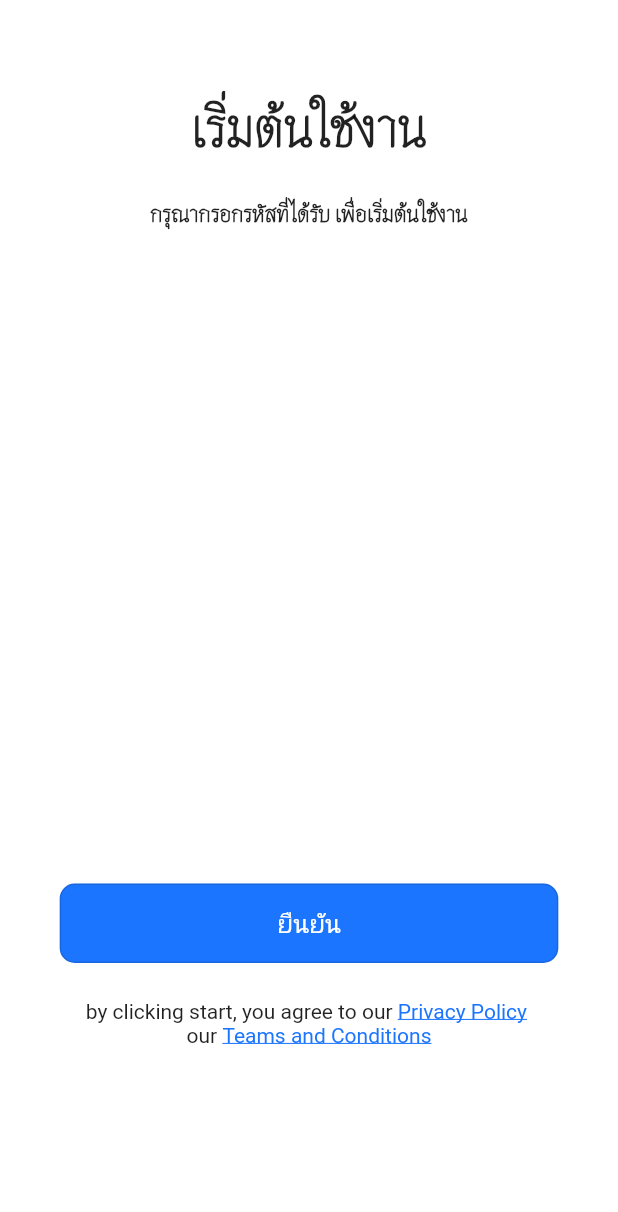
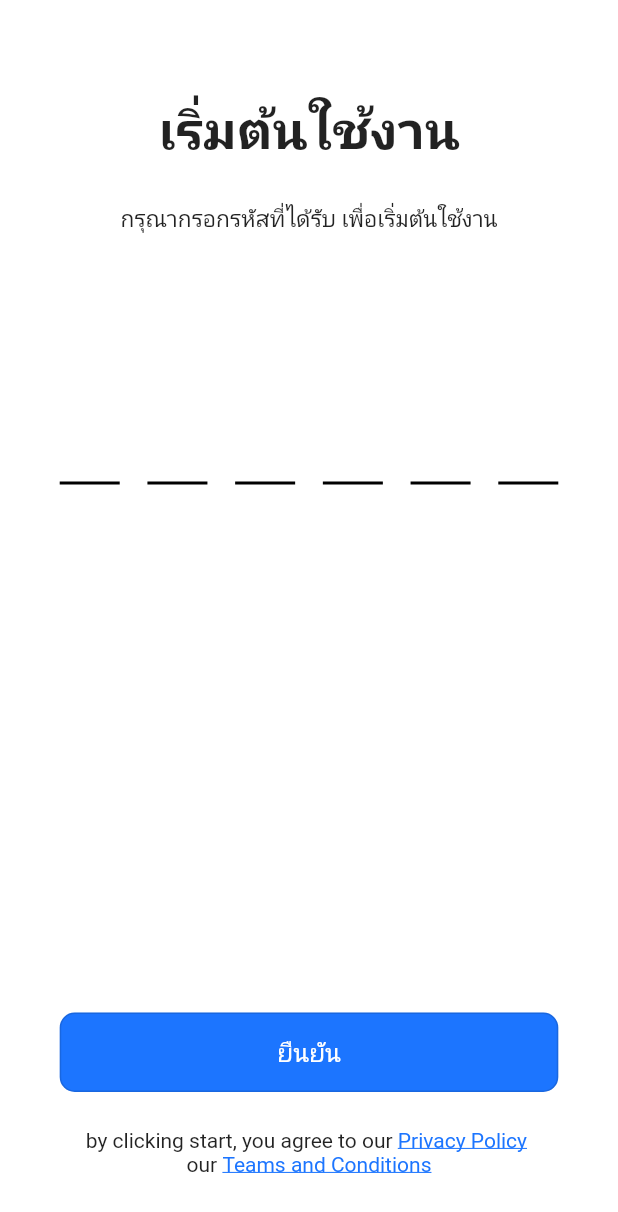
Before and after one commit to tirathawat/GANBANKING_MOBILE_APPLICATION, a Flutter app: the VerifyingNumberOnePage screen opened directly, on a phone screen of 412 x 824 dp. Shown: the top 1212 px of the screen. Run offline on Flutter 3.47's test engine with Material 2 defaults, Android fonts, the phone set to English and light mode, and no system bars; drawn by our look-alikes of pin_code_fields; our stand-ins replace flutter_svg, get, intl_phone_number_input.

Commit message:
fix ui pimo

```diff
--- a/lib/constants/assets.dart
+++ b/lib/constants/assets.dart
@@ -5,4 +5,5 @@ class Assets {
   static const PEOPLE = '$BASE_ICON/people.svg';
   static const BANK = '$BASE_ICON/bank.svg';
   static const SEARCH = '$BASE_ICON/search.svg';
+  static const SUCCESS_BACKGROUND = '$BASE_ICON/success_background.svg';
 }
--- a/lib/pages/receipt_page.dart
+++ b/lib/pages/receipt_page.dart
@@ -1,6 +1,7 @@
 import 'package:flutter/material.dart';
 import 'package:flutter_svg/flutter_svg.dart';
 import 'package:ganbanking/config/size.dart';
+import 'package:ganbanking/constants/assets.dart';
 import 'package:ganbanking/widgets/default_button.dart';
 
 class ReceiptPage extends StatelessWidget {
@@ -244,7 +245,7 @@ class ReceiptPage extends StatelessWidget {
       alignment: Alignment.center,
       children: [
         SvgPicture.asset(
-          'assets/icons/Ss.svg',
+          Assets.SUCCESS_BACKGROUND,
         ),
         Text(
           'สำเร็จ!',
--- a/lib/pages/splash_page.dart
+++ b/lib/pages/splash_page.dart
@@ -1,6 +1,9 @@
 import 'package:flutter/material.dart';
+import 'package:ganbanking/controllers/splash_controller.dart';
+import 'package:get/get.dart';
 
 class SplashPage extends StatelessWidget {
+  final SplashController splashController = Get.put(SplashController());
   @override
   Widget build(BuildContext context) {
     return Scaffold(
--- a/lib/pages/verifying_number__one_page.dart
+++ b/lib/pages/verifying_number__one_page.dart
@@ -1,5 +1,7 @@
 import 'package:flutter/material.dart';
 import 'package:ganbanking/config/size.dart';
+import 'package:get/get.dart';
+import 'package:pin_code_fields/pin_code_fields.dart';
 
 class VerifyingNumberOnePage extends StatelessWidget {
   @override
@@ -9,16 +11,16 @@ class VerifyingNumberOnePage extends StatelessWidget {
       body: SafeArea(
         child: Center(
           child: Column(
-            children: <Widget>[
+            children: [
               SizedBox(
                 height: 62,
               ),
               Text(
                 "เริ่มต้นใช้งาน",
                 style: TextStyle(
-                    fontSize: 35,
-                    fontFamily: 'Thasadith',
-                    fontWeight: FontWeight.w900),
+                  fontSize: getScreenWidth(35),
+                  fontWeight: FontWeight.w700,
+                ),
               ),
               SizedBox(
                 height: 26,
@@ -26,13 +28,42 @@ class VerifyingNumberOnePage extends StatelessWidget {
               Text(
                 "กรุณากรอกรหัสที่ได้รับ เพื่อเริ่มต้นใช้งาน",
                 style: TextStyle(
-                    fontSize: 15,
-                    fontFamily: 'Thasadith',
-                    fontWeight: FontWeight.w900),
+                  fontSize: getScreenWidth(15),
+                ),
               ),
               SizedBox(
-                height: 437,
+                height: 118,
               ),
+              Padding(
+                padding: EdgeInsets.symmetric(
+                  horizontal: getScreenWidth(40),
+                ),
+                child: PinCodeTextField(
+                  appContext: context,
+                  length: 6,
+                  obscureText: false,
+                  pinTheme: PinTheme(
+                    shape: PinCodeFieldShape.underline,
+                    fieldHeight: 50,
+                    fieldWidth: 40,
+                    activeFillColor: Colors.black,
+                    activeColor: Colors.black,
+                    disabledColor: Colors.black,
+                    selectedColor: Colors.black,
+                    inactiveColor: Colors.black,
+                    inactiveFillColor: Colors.black,
+                    selectedFillColor: Colors.black,
+                  ),
+                  keyboardType: TextInputType.number,
+                  onCompleted: (v) {
+                    print("Completed");
+                  },
+                  onChanged: (value) {
+                    print(value);
+                  },
+                ),
+              ),
+              Spacer(),
               Padding(
                 padding: EdgeInsets.symmetric(
                   horizontal: getScreenWidth(40),
@@ -82,6 +113,9 @@ class VerifyingNumberOnePage extends StatelessWidget {
                       color: Color(0xff1C75FF),
                     ))
               ])),
+              SizedBox(
+                height: 40,
+              ),
             ],
           ),
         ),
--- a/pubspec.yaml
+++ b/pubspec.yaml
@@ -31,6 +31,8 @@ dependencies:
   cupertino_icons: ^1.0.2
   flutter_svg: ^0.22.0
   get: ^4.1.4
+  intl_phone_number_input: ^0.7.0+2
+  pin_code_fields: ^7.2.0
 
 
 
```
Also changed, not shown: lib/config/app.dart (+4 -3 lines), lib/controllers/splash_controller.dart (added, +11 -0 lines), lib/pages/mobile_number_page.dart (+44 -9 lines), lib/pages/sign_in_page_1.dart (+18 -24 lines), lib/pages/sign_in_page_2.dart (+15 -24 lines), lib/pages/sign_in_page_3.dart (+14 -24 lines), lib/pages/verifying_number_page.dart (+60 -23 lines), assets/icons/success_background.svg (added), pubspec.lock, 6 other files.
